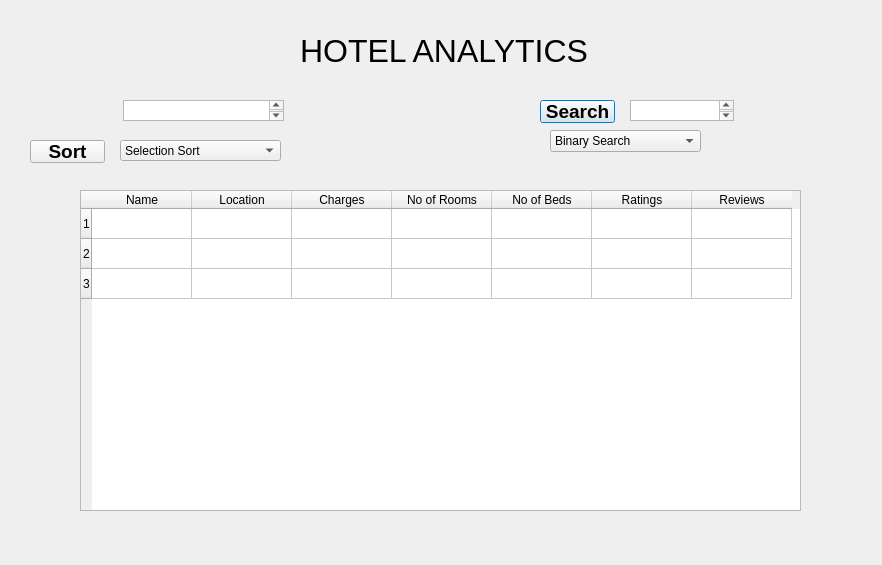
The window that Project_UI.ui (Aysha-javaid24/CS261F21PID57) describes before a commit, drawn with Qt 5.
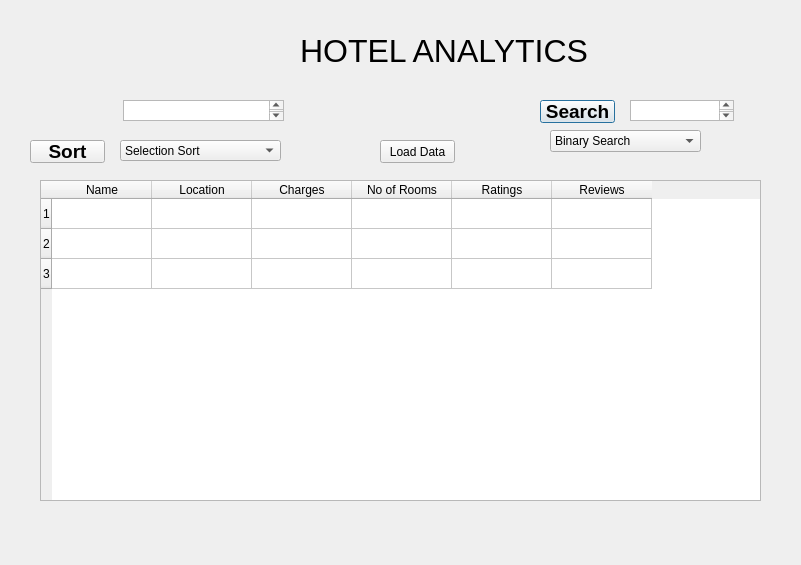
The same window after the commit.

Commit message: from csv to Table

```diff
--- a/Project_UI.ui
+++ b/Project_UI.ui
@@ -6,7 +6,7 @@
    <rect>
     <x>0</x>
     <y>0</y>
-    <width>882</width>
+    <width>801</width>
     <height>565</height>
    </rect>
   </property>
@@ -154,8 +154,8 @@
   <widget class="QTableWidget" name="tableWidget">
    <property name="geometry">
     <rect>
-     <x>80</x>
-     <y>190</y>
+     <x>40</x>
+     <y>180</y>
      <width>721</width>
      <height>321</height>
     </rect>
@@ -164,7 +164,7 @@
     <number>3</number>
    </property>
    <property name="columnCount">
-    <number>7</number>
+    <number>6</number>
    </property>
    <row/>
    <row/>
@@ -189,11 +189,6 @@
      <string>No of Rooms</string>
     </property>
    </column>
-   <column>
-    <property name="text">
-     <string>No of Beds</string>
-    </property>
-   </column>
    <column>
     <property name="text">
      <string>Ratings</string>
@@ -215,6 +210,19 @@
     </rect>
    </property>
   </widget>
+  <widget class="QPushButton" name="loadBtn">
+   <property name="geometry">
+    <rect>
+     <x>380</x>
+     <y>140</y>
+     <width>75</width>
+     <height>23</height>
+    </rect>
+   </property>
+   <property name="text">
+    <string>Load Data</string>
+   </property>
+  </widget>
  </widget>
  <resources/>
  <connections/>
```
The commit also changes 2 other files.
